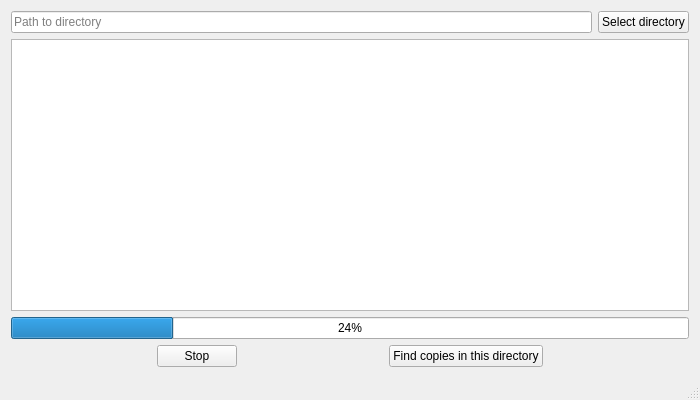
hazzus/copy-finder, file mainwindow.ui: the form before one commit.
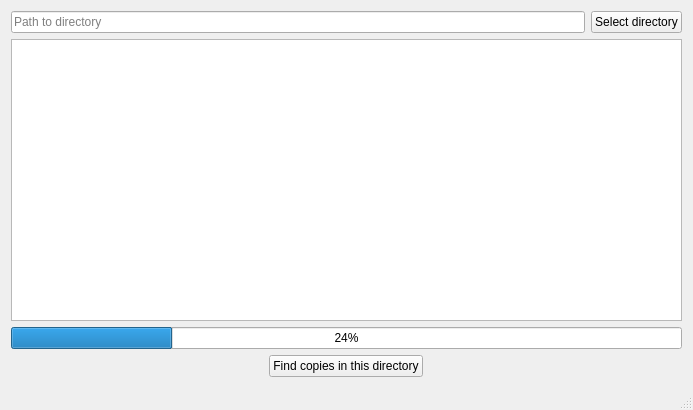
The form after the commit.

Diff of the .ui file:
```diff
--- a/mainwindow.ui
+++ b/mainwindow.ui
@@ -6,8 +6,8 @@
    <rect>
     <x>0</x>
     <y>0</y>
-    <width>700</width>
-    <height>400</height>
+    <width>693</width>
+    <height>410</height>
    </rect>
   </property>
   <property name="sizePolicy">
@@ -69,19 +69,6 @@
     </item>
     <item row="3" column="0" colspan="2">
      <layout class="QHBoxLayout" name="horizontalLayout">
-      <item>
-       <widget class="QPushButton" name="stopButton">
-        <property name="sizePolicy">
-         <sizepolicy hsizetype="Fixed" vsizetype="Fixed">
-          <horstretch>0</horstretch>
-          <verstretch>0</verstretch>
-         </sizepolicy>
-        </property>
-        <property name="text">
-         <string>Stop</string>
-        </property>
-       </widget>
-      </item>
       <item>
        <widget class="QPushButton" name="findCopies">
         <property name="sizePolicy">
```
Left out of the diff: 46 changed lines with no effect on the pictures.
